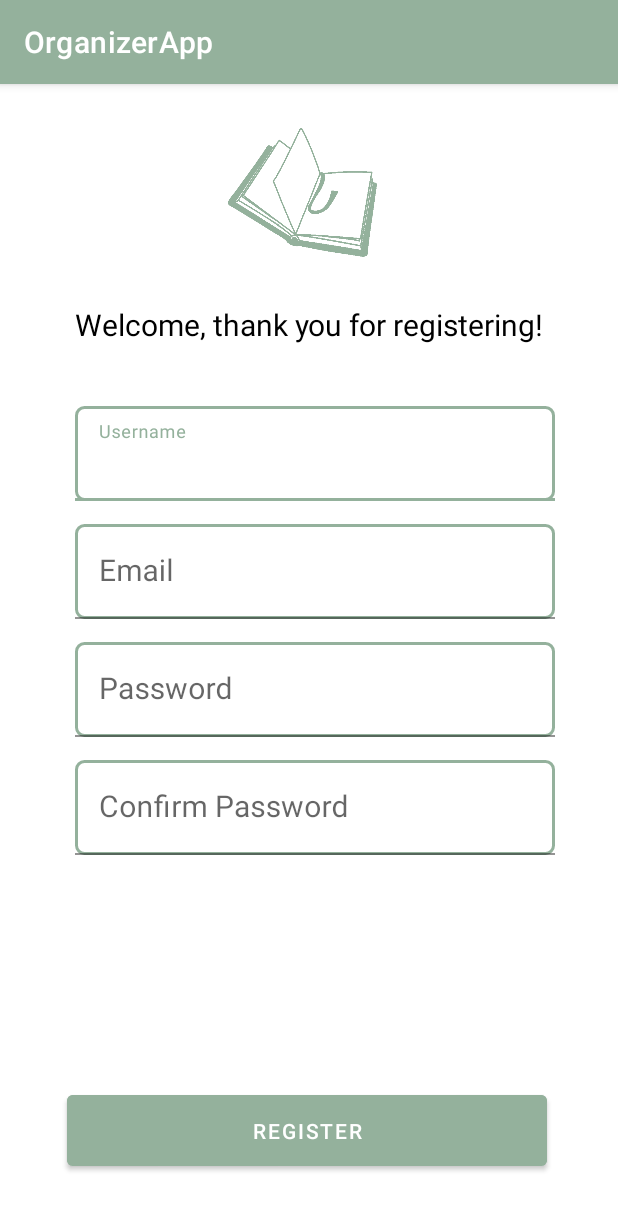
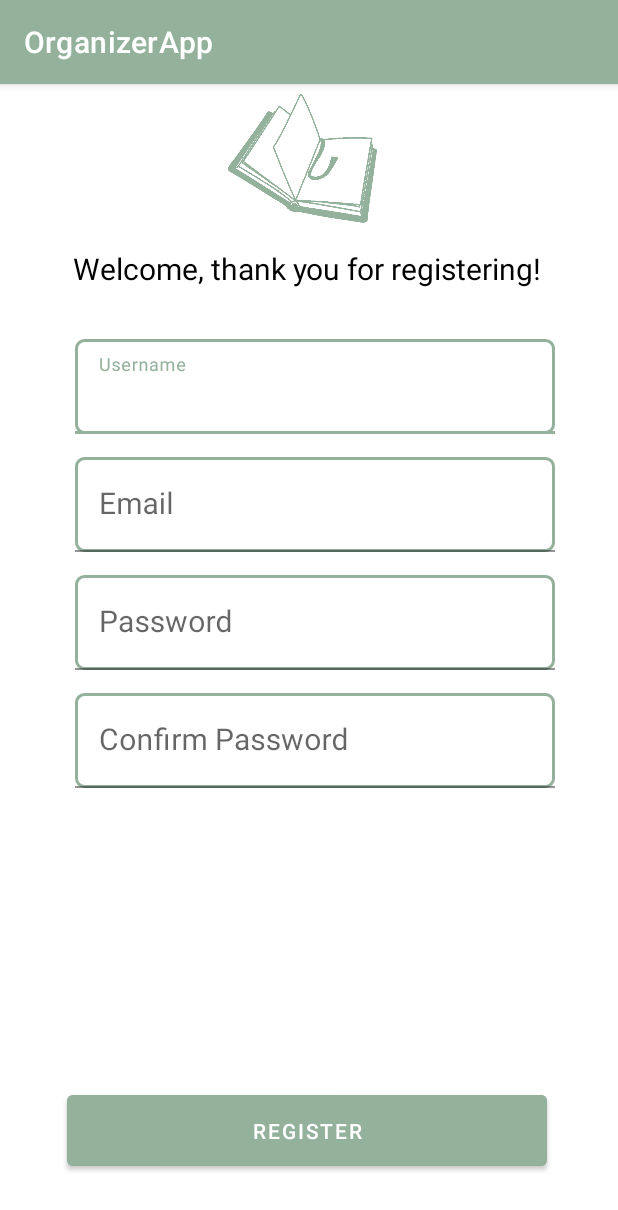
Before and after one commit to ttsochat/OrganizerApp, an Android app: the RegisterActivity screen opened directly, with no data from a screen before it, on a phone screen of 412 x 824 dp. Shown: the top 1210 px of the screen. Run offline under Robolectric (Android 15) with nearby library versions, the phone set to English and light mode, and no system bars; our stand-ins replace Firebase (no records; nobody signed in at launch, a user with empty details on screens opened directly).

Commit message:
Login Appearance and Register Appearance working perfectly for my device. Please test on other devices too.

```diff
--- a/app/src/main/res/layout/activity_register.xml
+++ b/app/src/main/res/layout/activity_register.xml
@@ -34,8 +34,8 @@
         android:layout_height="63dp"
         android:layout_marginStart="8dp"
         android:layout_marginLeft="8dp"
+        android:layout_marginTop="20dp"
         android:layout_marginBottom="15dp"
-            android:layout_marginTop="60dp"
         android:layout_weight="1"
         android:orientation="vertical"
         app:layout_constraintBottom_toTopOf="@+id/guideline5"
@@ -60,43 +60,13 @@
     </com.google.android.material.textfield.TextInputLayout>
 
     <com.google.android.material.textfield.TextInputLayout
-            android:id="@+id/textInputLayoutEmail"
-            android:layout_width="320dp"
-            android:layout_height="63dp"
-            android:layout_marginStart="8dp"
-            android:layout_marginLeft="8dp"
-            android:layout_marginBottom="15dp"
-            android:layout_marginTop="15dp"
-            android:layout_weight="1"
-            app:layout_constraintBottom_toTopOf="@+id/guideline5"
-            app:layout_constraintEnd_toStartOf="@+id/guideline3"
-            app:layout_constraintStart_toStartOf="@+id/guideline2"
-            app:layout_constraintTop_toBottomOf="@+id/textInputLayoutUsername"
-            app:layout_constraintVertical_bias="0.0">
-
-            <com.google.android.material.textfield.TextInputEditText
-                android:id="@+id/email"
-                android:layout_width="match_parent"
-                android:layout_height="match_parent"
-                android:autofillHints=""
-                android:background="@drawable/border"
-                android:ems="10"
-                android:hint="@string/email"
-                android:inputType="textEmailAddress"
-                android:paddingLeft="20dp"
-                android:paddingRight="20dp"
-                android:textSize="20sp"
-                android:visibility="visible" />
-        </com.google.android.material.textfield.TextInputLayout>
-
-        <com.google.android.material.textfield.TextInputLayout
         android:id="@+id/textInputLayoutPassword"
         android:layout_width="320dp"
         android:layout_height="63dp"
         android:layout_marginStart="8dp"
         android:layout_marginLeft="8dp"
+        android:layout_marginTop="15dp"
         android:layout_marginBottom="15dp"
-            android:layout_marginTop="15dp"
         android:layout_weight="1"
         app:layout_constraintBottom_toTopOf="@+id/guideline5"
         app:layout_constraintEnd_toStartOf="@+id/guideline3"
@@ -114,6 +84,36 @@
             android:ems="10"
             android:hint="@string/password"
             android:inputType="textPassword"
+            android:paddingLeft="20dp"
+            android:paddingRight="20dp"
+            android:textSize="20sp"
+            android:visibility="visible" />
+    </com.google.android.material.textfield.TextInputLayout>
+
+    <com.google.android.material.textfield.TextInputLayout
+        android:id="@+id/textInputLayoutEmail"
+        android:layout_width="320dp"
+        android:layout_height="63dp"
+        android:layout_marginStart="8dp"
+        android:layout_marginLeft="8dp"
+        android:layout_marginTop="15dp"
+        android:layout_marginBottom="15dp"
+        android:layout_weight="1"
+        app:layout_constraintBottom_toTopOf="@+id/guideline5"
+        app:layout_constraintEnd_toStartOf="@+id/guideline3"
+        app:layout_constraintStart_toStartOf="@+id/guideline2"
+        app:layout_constraintTop_toBottomOf="@+id/textInputLayoutUsername"
+        app:layout_constraintVertical_bias="0.0">
+
+        <com.google.android.material.textfield.TextInputEditText
+            android:id="@+id/email"
+            android:layout_width="match_parent"
+            android:layout_height="match_parent"
+            android:autofillHints=""
+            android:background="@drawable/border"
+            android:ems="10"
+            android:hint="@string/email"
+            android:inputType="textEmailAddress"
             android:paddingLeft="20dp"
             android:paddingRight="20dp"
             android:textSize="20sp"
@@ -152,6 +152,7 @@
 
     <!--    </LinearLayout>-->
 
+
     <Button
         android:id="@+id/register"
         android:layout_width="320dp"
@@ -167,21 +168,20 @@
         app:layout_constraintTop_toTopOf="@+id/guideline"
         app:layout_constraintVertical_bias="0.0" />
 
-
     <TextView
         android:id="@+id/welcome"
         android:layout_width="340dp"
         android:layout_height="36dp"
+        android:gravity="center"
         android:text="@string/welcome_thank_you_for_registering"
         android:textColor="@color/black"
         android:textSize="20sp"
-        android:gravity="center"
-
         app:layout_constraintBottom_toTopOf="@+id/guideline4"
         app:layout_constraintEnd_toStartOf="@+id/guideline3"
+        app:layout_constraintHorizontal_bias="0.468"
         app:layout_constraintStart_toStartOf="@+id/guideline2"
         app:layout_constraintTop_toTopOf="parent"
-        app:layout_constraintVertical_bias="1.2" />
+        app:layout_constraintVertical_bias="0.922" />
 
     <androidx.constraintlayout.widget.Guideline
         android:id="@+id/guideline2"
@@ -216,14 +216,13 @@
         android:id="@+id/guideline4"
         android:layout_width="wrap_content"
         android:layout_height="wrap_content"
-        android:layout_marginBottom="44dp"
         android:ems="10"
         android:inputType="textEmailAddress"
+        android:orientation="horizontal"
         app:layout_constraintEnd_toEndOf="parent"
+        app:layout_constraintGuide_begin="150dp"
         app:layout_constraintHorizontal_bias="0.497"
-        app:layout_constraintStart_toStartOf="parent"
-        android:orientation="horizontal"
-        app:layout_constraintGuide_begin="155dp" />
+        app:layout_constraintStart_toStartOf="parent" />
 
     <androidx.constraintlayout.widget.Guideline
         android:id="@+id/guideline5"
--- a/app/src/main/res/values/strings.xml
+++ b/app/src/main/res/values/strings.xml
@@ -22,9 +22,9 @@
     <string name="menu_calendar">Calendar</string>
     <string name="menu_tomato_stats">Tomato Stats</string>
     <string name="tomato_stats">Tomato Stats</string>
-    <string name="email">Email</string>
     <string name="log_out">Log out</string>
     <string name="welcome_thank_you_for_registering">Welcome, thank you for registering!</string>
     <string name="register">Register</string>
     <string name="confirm_password">Confirm Password</string>
+    <string name="email">Email</string>
 </resources>
```
Also changed, not shown: app/src/main/res/layout/activity_main.xml (+12 -10 lines). Lines whose indentation alone changed are shown as unchanged.
